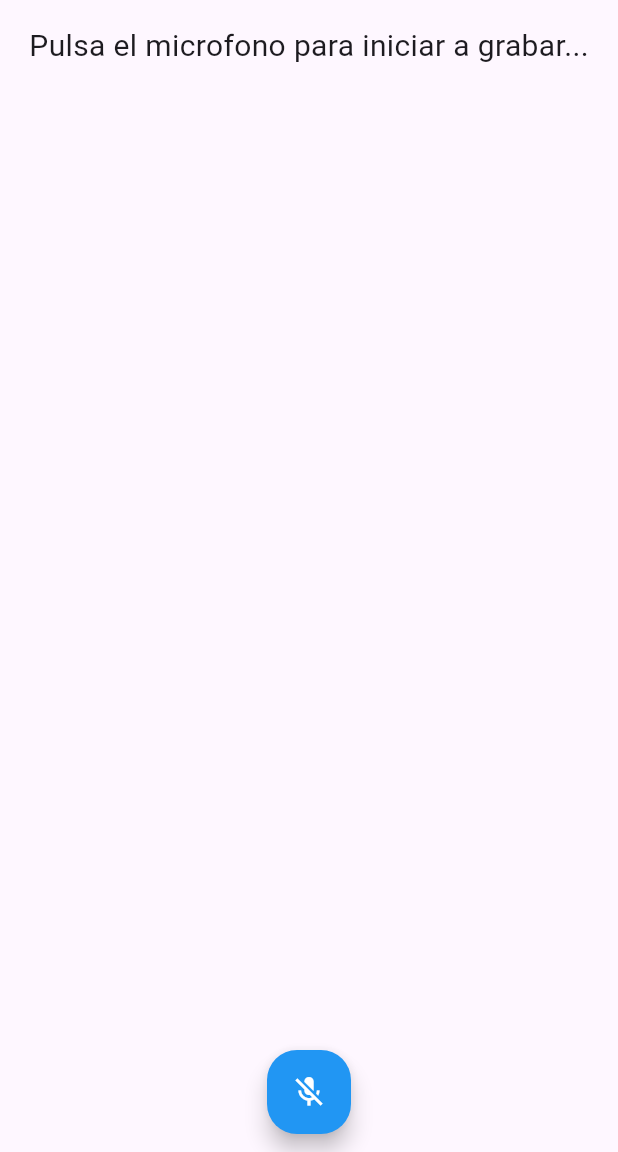
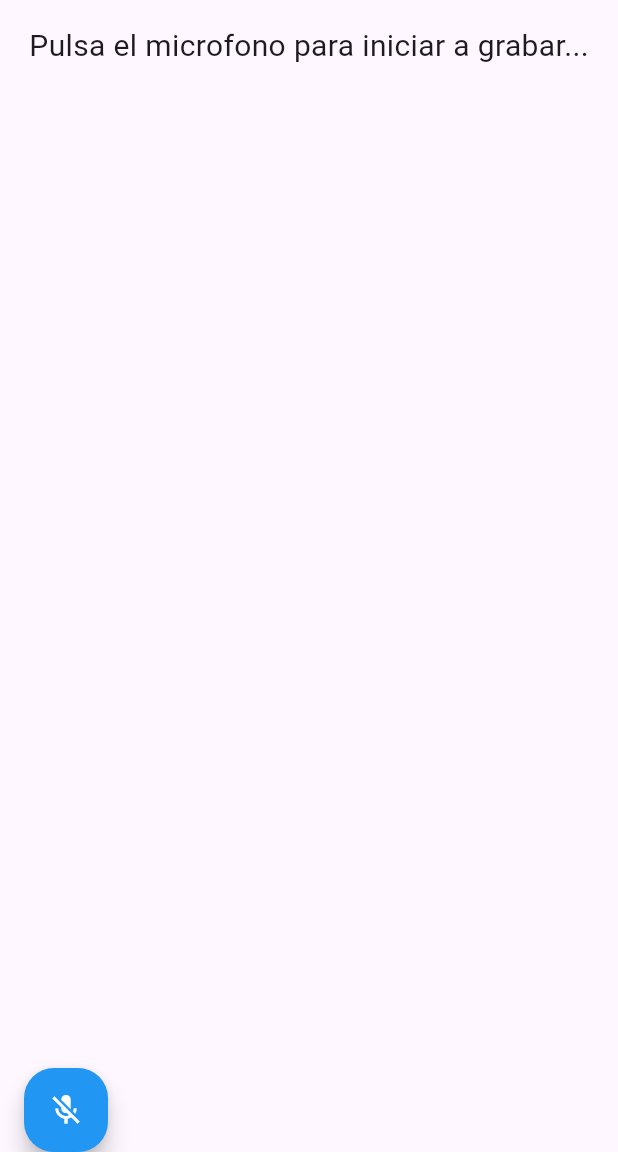
Before and after one commit to JhoelFloresS/IHC-SPEECH-TO-TEXT, a Flutter app: the screen it shows after launch, after a tap on the "mic off" icon, on a phone screen of 412 x 824 dp, the part 84-1236 px from its top. Run offline on Flutter 3.47's test engine with Material 3 defaults, Android fonts, the phone set to English and light mode, and no system bars; our stand-ins replace bloc, equatable, flutter_bloc, flutter_tts, googleapis_auth, speech_to_text; missing offline and left inert: googleapis.

Commit message:
dialogflow

```diff
--- /dev/null
+++ b/lib/bloc/dialoflow/dialogflow_bloc.dart
@@ -0,0 +1,78 @@
+import 'package:bloc/bloc.dart';
+import 'dart:convert';
+import 'package:flutter/services.dart' show rootBundle;
+import 'package:equatable/equatable.dart';
+import 'package:meta/meta.dart';
+import 'package:googleapis/dialogflow/v3.dart';
+import 'package:googleapis_auth/auth_io.dart';
+import 'package:http/http.dart' as http;
+part 'dialogflow_event.dart';
+part 'dialogflow_state.dart';
+
+class DialogflowBloc extends Bloc<DialogflowEvent, DialogflowState> {
+  DialogflowBloc() : super(DialogflowState()) {
+    on<OnStartClient>((event, emit) {
+      emit(state.copyWith(httpClient: event.httpClient));
+    });
+
+    on<OnStartDialogflowApi>((event, emit) {
+      emit(state.copyWith(dialogflowApi: event.dialogflowApi));
+    });
+    on<OnResponse>((event, emit) {
+      emit(state.copyWith(response: event.response));
+    });
+  }
+
+  // StartClient() async {}
+
+  startDialogflowApi() async {
+    String jsonString =
+        await rootBundle.loadString('assets/ihc-voice-app-9c2846892f7a.json');
+
+    // Decodifica el JSON a un mapa
+    Map<String, dynamic> jsonMap = json.decode(jsonString);
+
+    // Pasa el mapa a la función fromJson
+    final credentials = ServiceAccountCredentials.fromJson(jsonMap);
+    final httpClient = await clientViaServiceAccount(
+        credentials, ['https://www.googleapis.com/auth/cloud-platform']);
+    add(OnStartClient(httpClient));
+    // print(httpClient.credentials.accessToken.data);
+    DialogflowApi dialogflowApi = DialogflowApi(httpClient,
+        rootUrl: 'https://us-central1-dialogflow.googleapis.com/');
+    add(OnStartDialogflowApi(dialogflowApi));
+  }
+
+  start() async {
+    // await StartClient();
+    startDialogflowApi();
+  }
+
+  Future<String> sendMessage(String message) async {
+    print(state.dialogflowApi);
+    GoogleCloudDialogflowCxV3DetectIntentResponse response = await state
+        .dialogflowApi!.projects.locations.agents.sessions
+        .detectIntent(
+            GoogleCloudDialogflowCxV3DetectIntentRequest.fromJson({
+              "queryInput": {
+                "text": {"text": message.toLowerCase()},
+                "languageCode": "en"
+              },
+              "queryParams": {"timeZone": "America/Barbados"}
+            }),
+            "projects/ihc-voice-app/locations/us-central1/agents/d76a9b06-4647-45c0-a246-f320496b08bd/sessions/1234567899");
+    String strResponse = "";
+
+    // for on list of responseMessages
+    response.queryResult?.responseMessages?.forEach((responseMessage) {
+        responseMessage.text?.text?.forEach((text) {
+          strResponse += "$text/n";
+        });
+    });
+
+    print("Envio: " + message);
+    print(
+        "Respuesta:  $strResponse");
+    return strResponse;
+  }
+}
--- /dev/null
+++ b/lib/bloc/dialoflow/dialogflow_event.dart
@@ -0,0 +1,35 @@
+part of 'dialogflow_bloc.dart';
+
+sealed class DialogflowEvent extends Equatable {
+  const DialogflowEvent();
+
+  @override
+  List<Object> get props => [];
+}
+
+class OnStartClient extends DialogflowEvent {
+  final AutoRefreshingAuthClient httpClient;
+
+  const OnStartClient(this.httpClient);
+
+  @override
+  List<Object> get props => [httpClient];
+}
+
+class OnStartDialogflowApi extends DialogflowEvent {
+  final DialogflowApi dialogflowApi;
+
+  const OnStartDialogflowApi(this.dialogflowApi);
+
+  @override
+  List<Object> get props => [dialogflowApi];
+}
+
+class OnResponse extends DialogflowEvent {
+  final String response;
+
+  const OnResponse(this.response);
+
+  @override
+  List<Object> get props => [response];
+}
--- /dev/null
+++ b/lib/bloc/dialoflow/dialogflow_state.dart
@@ -0,0 +1,28 @@
+part of 'dialogflow_bloc.dart';
+
+class DialogflowState extends Equatable {
+  final AutoRefreshingAuthClient? httpClient;
+  final DialogflowApi? dialogflowApi;
+  final String response;
+
+  const DialogflowState({
+    this.httpClient,
+    this.dialogflowApi,
+    this.response = "",
+  });
+
+  DialogflowState copyWith({
+    AutoRefreshingAuthClient? httpClient,
+    DialogflowApi? dialogflowApi,
+    String? response,
+  }) =>
+      DialogflowState(
+        httpClient: httpClient ?? this.httpClient,
+        dialogflowApi: dialogflowApi ?? this.dialogflowApi,
+        response: response ?? this.response,
+      );
+
+  @override
+  // TODO: implement props
+  List<Object?> get props => [httpClient, dialogflowApi, response];
+}
--- a/lib/main.dart
+++ b/lib/main.dart
@@ -1,8 +1,15 @@
 import 'package:flutter/material.dart';
-import 'package:flutter_speech_to_text_tutorial/pages/home_page.dart';
+import 'package:voice_app/bloc/dialoflow/dialogflow_bloc.dart';
+import 'package:voice_app/pages/pages.dart';
+import 'package:flutter_bloc/flutter_bloc.dart';
 
 void main() {
-  runApp(const MyApp());
+  runApp(MultiBlocProvider(
+    providers: [
+      BlocProvider(create: (_) => DialogflowBloc()),
+    ],
+    child: const MyApp(),
+  ));
 }
 
 class MyApp extends StatelessWidget {
@@ -12,23 +19,13 @@ class MyApp extends StatelessWidget {
   @override
   Widget build(BuildContext context) {
     return MaterialApp(
-      title: 'Flutter Demo',
+      title: 'IHC voice App',
+
+      routes: {
+        '/stt': ( _ ) => const HomePage(),
+        '/tts': ( _ ) => const TTSPage(),
+      },
       theme: ThemeData(
-        // This is the theme of your application.
-        //
-        // TRY THIS: Try running your application with "flutter run". You'll see
-        // the application has a blue toolbar. Then, without quitting the app,
-        // try changing the seedColor in the colorScheme below to Colors.green
-        // and then invoke "hot reload" (save your changes or press the "hot
-        // reload" button in a Flutter-supported IDE, or press "r" if you used
-        // the command line to start the app).
-        //
-        // Notice that the counter didn't reset back to zero; the application
-        // state is not lost during the reload. To reset the state, use hot
-        // restart instead.
-        //
-        // This works for code too, not just values: Most code changes can be
-        // tested with just a hot reload.
         colorScheme: ColorScheme.fromSeed(seedColor: Colors.deepPurple),
         useMaterial3: true,
       ),
--- a/lib/pages/home_page.dart
+++ b/lib/pages/home_page.dart
@@ -1,5 +1,10 @@
 import 'package:flutter/material.dart';
+import 'package:flutter_bloc/flutter_bloc.dart';
 import 'package:speech_to_text/speech_to_text.dart';
+import 'package:googleapis/dialogflow/v3.dart';
+import 'package:voice_app/bloc/dialoflow/dialogflow_bloc.dart';
+import 'package:voice_app/widgets/widgets.dart';
+import 'package:flutter_tts/flutter_tts.dart';
 
 class HomePage extends StatefulWidget {
   const HomePage({super.key});
@@ -10,20 +15,63 @@ class HomePage extends StatefulWidget {
 
 class _HomePageState extends State<HomePage> {
   final SpeechToText _speechToText = SpeechToText();
+  FlutterTts _flutterTts = FlutterTts();
 
   bool _speechEnabled = false;
   String _wordsSpoken = "";
   double _confidenceLevel = 0;
 
+  List<Map> _voices = [];
+  Map? _currentVoice;
+
+  late DialogflowBloc dialogflowApi;
+
+  // int? _currentWordStart, _currentWordEnd;
+
   @override
   void initState() {
     super.initState();
+    dialogflowApi = BlocProvider.of<DialogflowBloc>(context);
     initSpeech();
+    initTTS();
+    dialogflowApi.start();
   }
 
   void initSpeech() async {
     _speechEnabled = await _speechToText.initialize();
+    _speechToText.statusListener = (status) async{
+      if (status == SpeechToText.doneStatus){
+        String response = await dialogflowApi.sendMessage(_wordsSpoken);
+
+        // _flutterTts.speak(response);
+      }
+    };
     setState(() {});
+  }
+
+  void initTTS() {
+    _flutterTts.setProgressHandler((text, start, end, word) {
+      // print("Progress: $start, $end, $word \n");
+    });
+    _flutterTts.setSpeechRate(0.5).then((value) => null);
+    _flutterTts.getVoices.then((data) {
+      try {
+        List<Map> voices = List<Map>.from(data);
+        setState(() {
+          _voices =
+              voices.where((voice) => voice["name"].contains("es")).toList();
+          _currentVoice = _voices.first;
+          setVoice(_currentVoice!);
+        });
+      } catch (e) {
+        // print(e);
+      }
+    });
+    // print(await _flutterTts.getLanguages);
+  }
+
+  void setVoice(Map voice) {
+    _flutterTts.setVoice({"name": voice["name"], "locale": voice["locale"]});
   }
 
   void _startListening() async {
@@ -68,12 +116,12 @@ class _HomePageState extends State<HomePage> {
                     : _speechEnabled
                         ? "Pulsa el microfono para iniciar a grabar..."
                         : "Speech not available",
-                style: TextStyle(fontSize: 20.0),
+                style: const TextStyle(fontSize: 20.0),
               ),
             ),
             Expanded(
               child: Container(
-                padding: EdgeInsets.all(16),
+                padding: const EdgeInsets.all(16),
                 child: Text(
                   _wordsSpoken,
                   style: const TextStyle(
@@ -90,7 +138,7 @@ class _HomePageState extends State<HomePage> {
                 ),
                 child: Text(
                   "Confidence: ${(_confidenceLevel * 100).toStringAsFixed(1)}%",
-                  style: TextStyle(
+                  style: const TextStyle(
                     fontSize: 30,
                     fontWeight: FontWeight.w200,
                   ),
@@ -99,21 +147,29 @@ class _HomePageState extends State<HomePage> {
           ],
         ),
       ),
-      floatingActionButtonLocation: FloatingActionButtonLocation.miniCenterFloat,
+      floatingActionButtonLocation: FloatingActionButtonLocation.startDocked,
       floatingActionButton: FloatingActionButton(
-        onPressed: _speechToText.isListening ? _stopListening : _startListening,
-        tooltip: 'Listen',
-        child: Icon(
-          _speechToText.isNotListening ? Icons.mic_off : Icons.mic,
-          color: Colors.white,
-        ),
-        backgroundColor: Colors.blue,
-        shape: RoundedRectangleBorder(
-          borderRadius: BorderRadius.all(
-            Radius.circular(20),
+          onPressed: () {
+            _speechToText.isListening ? _stopListening() : _startListening();
+            // _flutterTts.speak("hola que hace");
+          },
+          tooltip: 'Listen',
+          backgroundColor: Colors.blue,
+          shape: const RoundedRectangleBorder(
+            borderRadius: BorderRadius.all(
+              Radius.circular(20),
+            ),
           ),
-        )
-      ),
+          child: Icon(
+            _speechToText.isNotListening ? Icons.mic_off : Icons.mic,
+            color: Colors.white,
+          )),
+      // floatingActionButton: const Column(
+      //   mainAxisAlignment: MainAxisAlignment.end,
+      //   children: [
+      //     ButtonJ(),
+      //   ],
+      // ),
     );
   }
 }
--- /dev/null
+++ b/lib/pages/pages.dart
@@ -0,0 +1,2 @@
+export 'package:voice_app/pages/home_page.dart';
+export 'package:voice_app/pages/tts_page.dart';
--- /dev/null
+++ b/lib/widgets/widgets.dart
@@ -0,0 +1,2 @@
+
+export 'package:voice_app/widgets/button.dart';
```
Also changed, not shown: lib/pages/tts_page.dart (added, +10 -0 lines), lib/widgets/button.dart (added, +62 -0 lines), pubspec.yaml (+10 -3 lines), lib/providers/chatService.dart (added), pubspec.lock, 4 other files.
